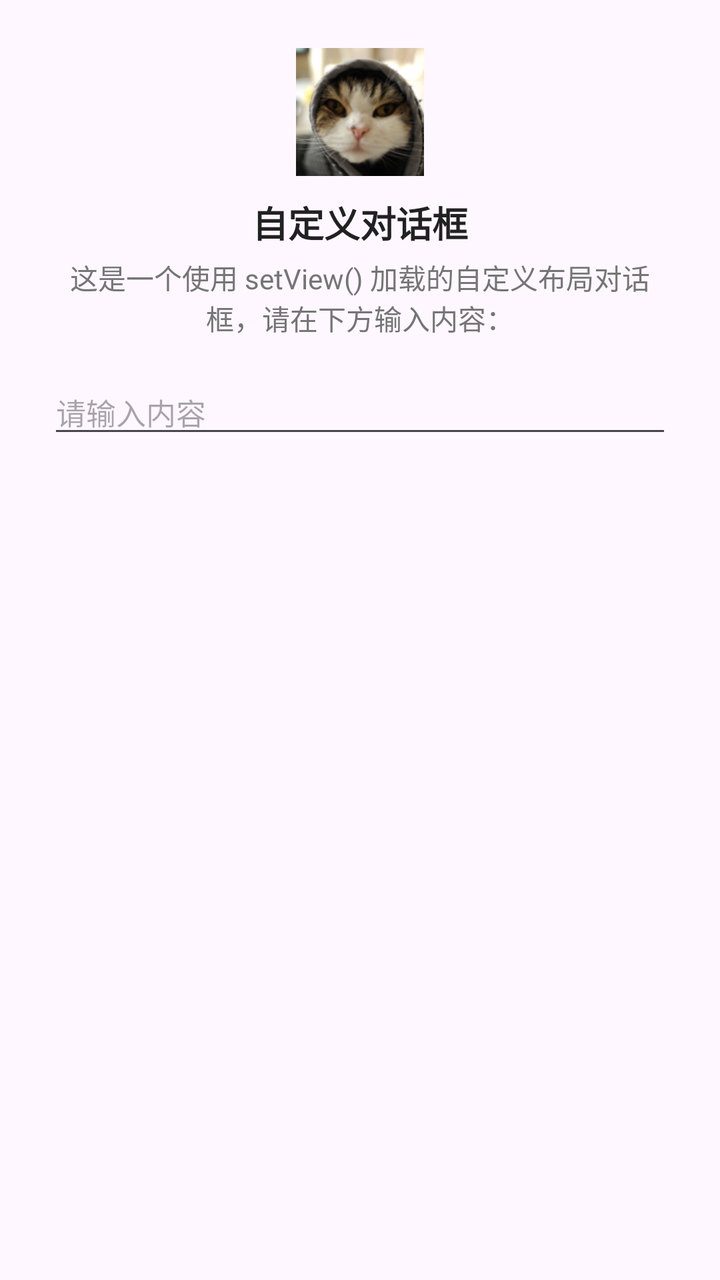
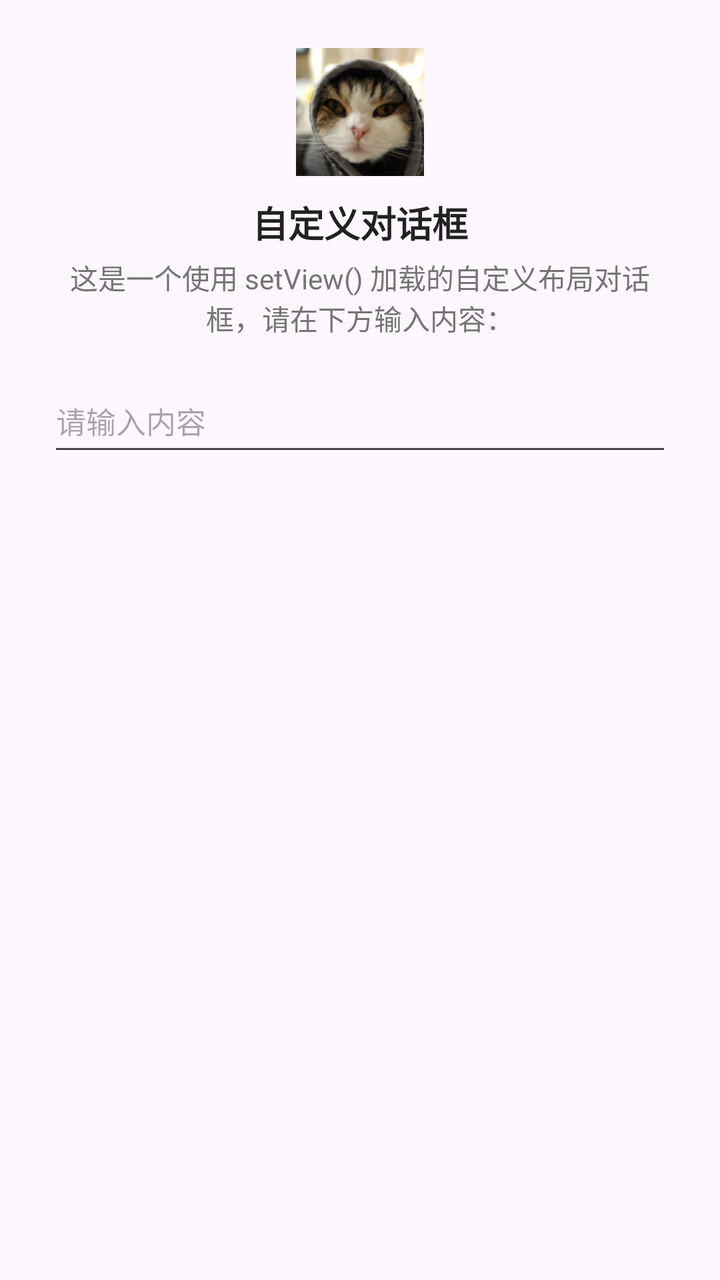

Compare the two renders of this Android layout. The source of the first and the diff that turns it into the second are given below.
<!-- AndroidManifest.xml: application theme Theme.UI_Components -->
<!-- res/layout/dialog_custom.xml -->
<?xml version="1.0" encoding="utf-8"?>
<LinearLayout xmlns:android="http://schemas.android.com/apk/res/android"
    xmlns:tools="http://schemas.android.com/tools"
    android:layout_width="match_parent"
    android:layout_height="wrap_content"
    android:gravity="center_horizontal"
    android:orientation="vertical"
    android:paddingStart="24dp"
    android:paddingTop="24dp"
    android:paddingEnd="24dp"
    android:paddingBottom="8dp">

    <ImageView
        android:id="@+id/iv_dialog_icon"
        android:layout_width="64dp"
        android:layout_height="64dp"
        android:contentDescription="@null"
        android:src="@drawable/cat" />

    <TextView
        android:layout_width="wrap_content"
        android:layout_height="wrap_content"
        android:layout_marginTop="10dp"
        android:text="@string/dialog_custom_title"
        android:textColor="#FF212121"
        android:textSize="18sp"
        android:textStyle="bold" />

    <TextView
        android:layout_width="wrap_content"
        android:layout_height="wrap_content"
        android:layout_marginTop="4dp"
        android:gravity="center"
        android:text="@string/dialog_custom_message"
        android:textColor="#FF757575"
        android:textSize="14sp" />

    
    <EditText
        android:id="@+id/et_input"
        android:layout_width="match_parent"
        android:layout_height="wrap_content"
        android:layout_marginTop="16dp"
        android:hint="@string/dialog_custom_input_hint"
        android:importantForAutofill="no"
        android:inputType="text"
        android:textSize="15sp"
        tools:targetApi="o" />
</LinearLayout>
<!-- resources referenced by this layout -->
<resources>
  <!-- drawable cat: png bitmap (drawable, 31161 bytes) -->
  <string name="dialog_custom_input_hint">请输入内容</string>
  <string name="dialog_custom_message">这是一个使用 setView() 加载的自定义布局对话框，请在下方输入内容：</string>
  <string name="dialog_custom_title">自定义对话框</string>
  <style name="Theme.UI_Components" parent="Base.Theme.UI_Components" />
  <style name="Base.Theme.UI_Components" parent="Theme.Material3.DayNight.NoActionBar">
          <item name="colorPrimary">@color/purple_500</item>
      </style>
  <color name="purple_500">#FF6200EE</color>
</resources>

<!-- the commit's change to res/layout/dialog_custom.xml (unified diff, before → after) -->
@@ -44,6 +44,7 @@
         android:hint="@string/dialog_custom_input_hint"
         android:importantForAutofill="no"
         android:inputType="text"
+        android:minHeight="48dp"
         android:textSize="15sp"
         tools:targetApi="o" />
 </LinearLayout>
